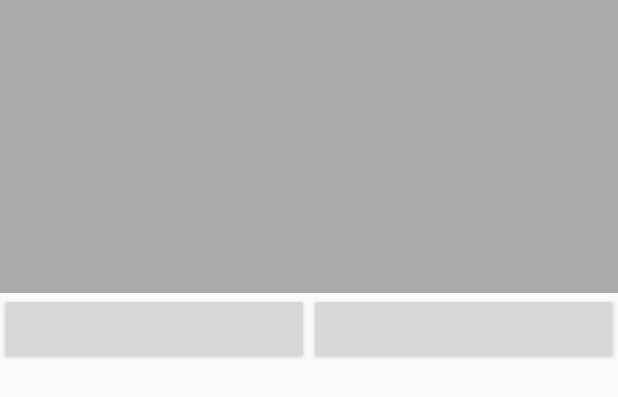
After one commit to excelsi0r/SteamLinkBluetoothKeybordMouseCompanion, an Android app: the layout activity_test_mousepad_keyboard.xml on its own in the app's theme, with its tools: preview values and no code run, on a phone screen of 412 x 824 dp. The commit adds this screen. Shown: the top 397 px of the screen. Run offline under Robolectric (Android 15) with nearby library versions, the phone set to English and light mode, and no system bars.

Commit message:
added some android stuff

```diff
--- a/client/SteamLinkController/app/src/main/AndroidManifest.xml
+++ b/client/SteamLinkController/app/src/main/AndroidManifest.xml
@@ -13,7 +13,6 @@
         android:roundIcon="@mipmap/ic_launcher_round"
         android:supportsRtl="true"
         android:theme="@style/AppTheme">
-
         <activity
             android:name=".MainActivity"
             android:theme="@style/AppTheme">
@@ -23,13 +22,13 @@
                 <category android:name="android.intent.category.LAUNCHER" />
             </intent-filter>
         </activity>
-
         <activity
             android:name=".DeviceListActivity"
             android:theme="@style/DialogTheme" />
         <activity
             android:name=".KeyboardMouseActivity"
-            />
+            android:windowSoftInputMode="stateVisible|adjustResize" />
+        <activity android:name=".TestMousepadKeyboard"></activity>
     </application>
 
 </manifest>
--- /dev/null
+++ b/client/SteamLinkController/app/src/main/res/layout/activity_test_mousepad_keyboard.xml
@@ -0,0 +1,34 @@
+<?xml version="1.0" encoding="utf-8"?>
+<LinearLayout xmlns:android="http://schemas.android.com/apk/res/android"
+    xmlns:app="http://schemas.android.com/apk/res-auto"
+    xmlns:tools="http://schemas.android.com/tools"
+    android:layout_width="match_parent"
+    android:layout_height="match_parent"
+    android:orientation="vertical"
+    tools:context=".TestMousepadKeyboard">
+
+    <ImageView
+        android:id="@+id/imageView"
+        android:layout_width="match_parent"
+        android:layout_height="195dp"
+        app:srcCompat="@android:color/darker_gray"
+        tools:srcCompat="@android:color/darker_gray" />
+
+    <LinearLayout
+        android:layout_width="match_parent"
+        android:layout_height="wrap_content"
+        android:orientation="horizontal">
+
+        <Button
+            android:id="@+id/left_mouse"
+            android:layout_width="wrap_content"
+            android:layout_height="wrap_content"
+            android:layout_weight="1" />
+
+        <Button
+            android:id="@+id/right_mouse"
+            android:layout_width="wrap_content"
+            android:layout_height="wrap_content"
+            android:layout_weight="1" />
+    </LinearLayout>
+</LinearLayout>
--- a/client/SteamLinkController/build.gradle
+++ b/client/SteamLinkController/build.gradle
@@ -7,7 +7,7 @@ buildscript {
         jcenter()
     }
     dependencies {
-        classpath 'com.android.tools.build:gradle:3.1.4'
+        classpath 'com.android.tools.build:gradle:3.2.0'
 
 
         // NOTE: Do not place your application dependencies here; they belong
```
Also changed, not shown: client/SteamLinkController/app/src/main/java/nuno/steamlinkcontroller/MainActivity.java (+18 -0 lines), client/SteamLinkController/app/src/main/java/nuno/steamlinkcontroller/TestMousepadKeyboard.java (added, +63 -0 lines), client/SteamLinkController/gradle/wrapper/gradle-wrapper.properties, 1 other file.
